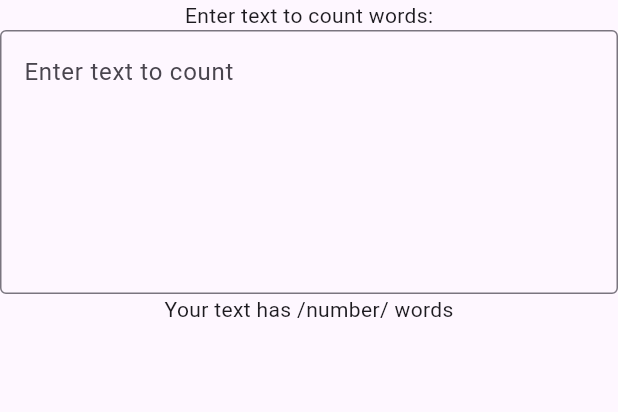
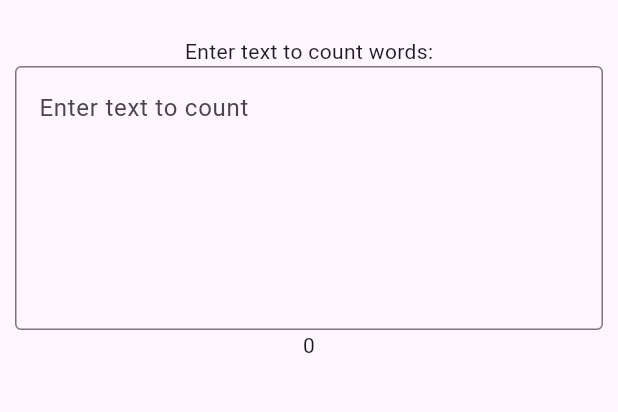
Before and after one commit to Marsietis/PotRE_1, a Flutter app: the screen it shows after launch, on a phone screen of 412 x 824 dp, the part 84-496 px from its top. Run offline on Flutter 3.47's test engine with Material 2 defaults, Android fonts, the phone set to English and light mode, and no system bars.

Commit message:
Added character counting

```diff
--- a/lib/main.dart
+++ b/lib/main.dart
@@ -23,15 +23,6 @@
 class MyHomePage extends StatefulWidget {
   const MyHomePage({super.key, required this.title});
 
-  // This widget is the home page of your application. It is stateful, meaning
-  // that it has a State object (defined below) that contains fields that affect
-  // how it looks.
-
-  // This class is the configuration for the state. It holds the values (in this
-  // case the title) provided by the parent (in this case the App widget) and
-  // used by the build method of the State. Fields in a Widget subclass are
-  // always marked "final".
-
   final String title;
 
   @override
@@ -39,48 +30,46 @@
 }
 
 class _MyHomePageState extends State<MyHomePage> {
-  int _words = 0;
-  int _chars = 0;
+  final getTextController = TextEditingController();
 
-  void _count() {
+  String chars = '0';
+
+  void countChars() {
     setState(() {
-      // This call to setState tells the Flutter framework that something has
-      // changed in this State, which causes it to rerun the build method below
-      // so that the display can reflect the updated values. If we changed
-      // _counter without calling setState(), then the build method would not be
-      // called again, and so nothing would appear to happen.
+      chars = getTextController.text.length.toString();
     });
   }
 
   @override
   Widget build(BuildContext context) {
-    // This method is rerun every time setState is called, for instance as done
-    // by the _incrementCounter method above.
-    //
-    // The Flutter framework has been optimized to make rerunning build methods
-    // fast, so that you can just rebuild anything that needs updating rather
-    // than having to individually change instances of widgets.
     return Scaffold(
       appBar: AppBar(
         backgroundColor: Theme.of(context).colorScheme.inversePrimary,
         title: Text(widget.title),
       ),
-      body: const Center(
+      body: Center(
+        child: Padding(
+          padding: const EdgeInsets.symmetric(vertical: 24.0, horizontal: 10.0),
           child: Column(
             mainAxisAlignment: MainAxisAlignment.start,
             children: <Widget>[
-            Text('Enter text to count words:'),
+              const Text('Enter text to count words:'),
               TextField(
+                onChanged: (text) {
+                  countChars();
+                },
                 maxLines: 6,
-              decoration: InputDecoration(
+                controller: getTextController,
+                decoration: const InputDecoration(
                   border: OutlineInputBorder(),
                   hintText: 'Enter text to count',
                 ),
               ),
               Text(
-              'Your text has /number/ words',
+                chars,
               ),
             ],
+          ),
         ),
       ),
     );
```
Lines whose indentation alone changed are shown as unchanged.
